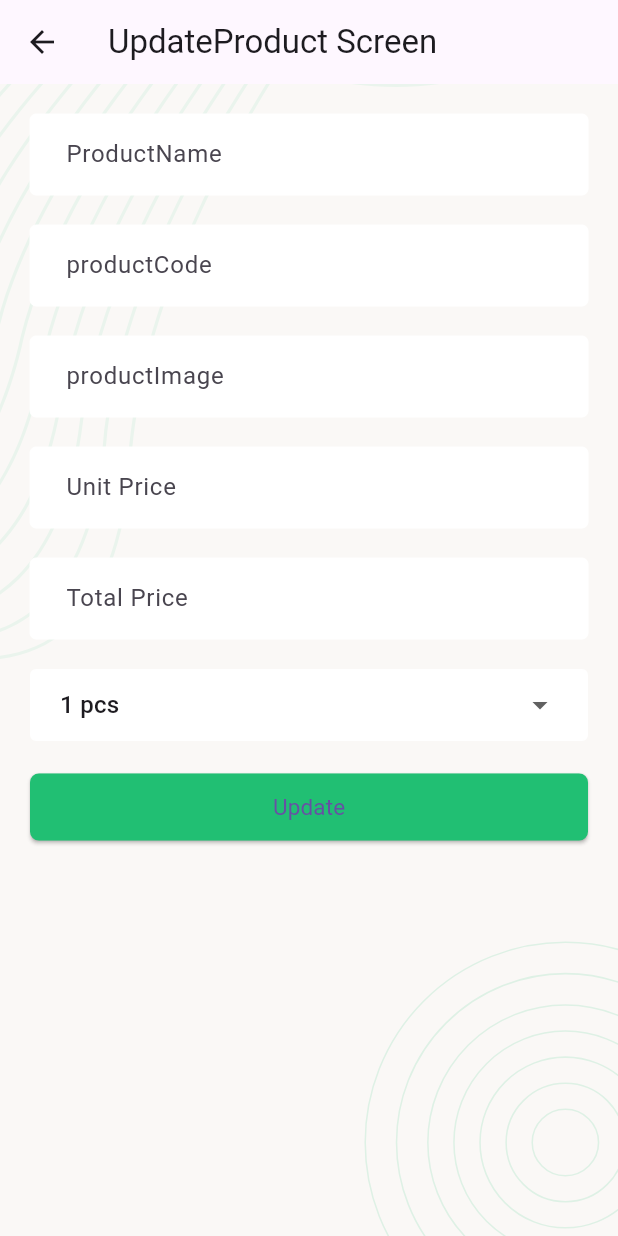
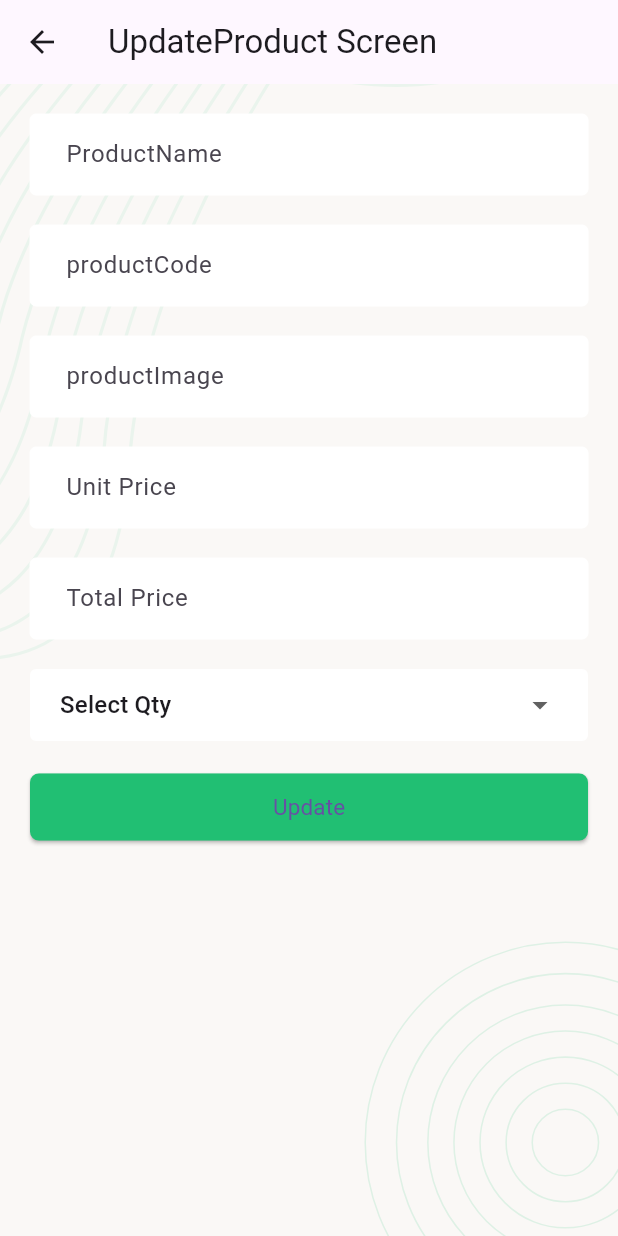
Before and after one commit to Ashraf-Samiu/crud_RestApi, a Flutter app: the ProductUpdateScreen screen opened directly with empty values, on a phone screen of 412 x 824 dp. Run offline on Flutter 3.47's test engine with Material 3 defaults, Android fonts, the phone set to English and light mode, and no system bars; our stand-ins replace flutter_svg, fluttertoast; network calls fail; statements that could not run were skipped.

Commit message:
initial commit

```diff
--- a/lib/Screen/ProductUpdateScreen.dart
+++ b/lib/Screen/ProductUpdateScreen.dart
@@ -124,7 +124,7 @@ class _ProductUpdateScreenState extends State<ProductUpdateScreen> {
                   SizedBox(height: 20,),
                   appDropDownStyle(
                     DropdownButton(
-                      value: "1 pcs",
+                      value: formValues["Qty"],
                       items: [
                         DropdownMenuItem(
                           child: Text("Select Qty"),
```
